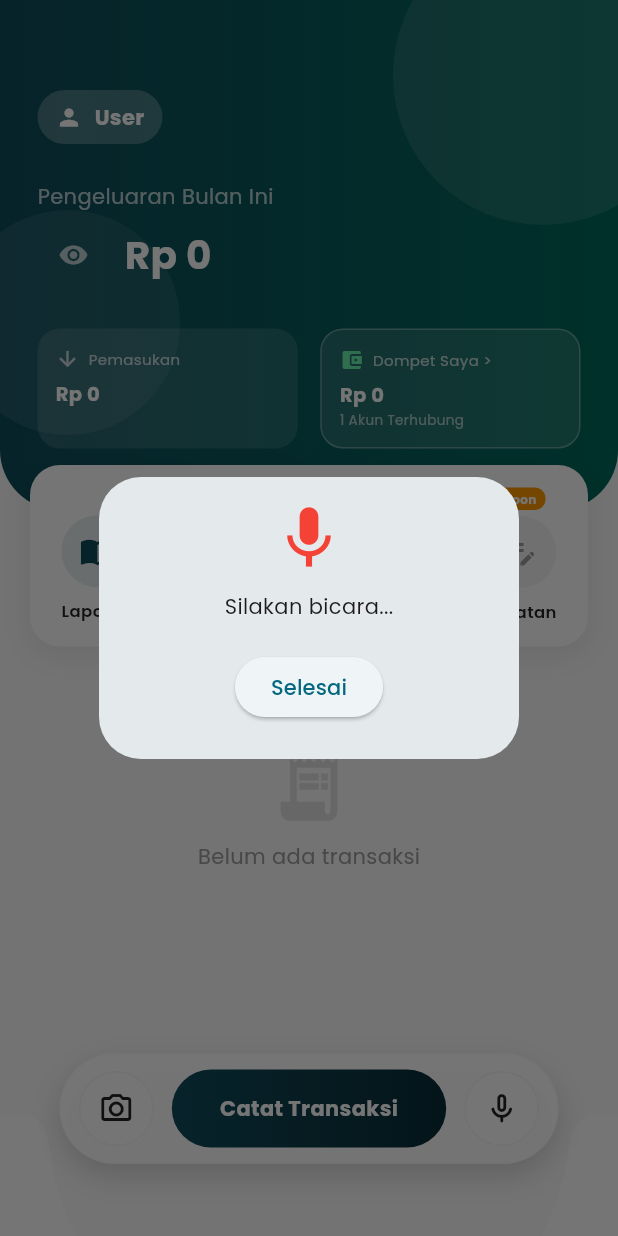
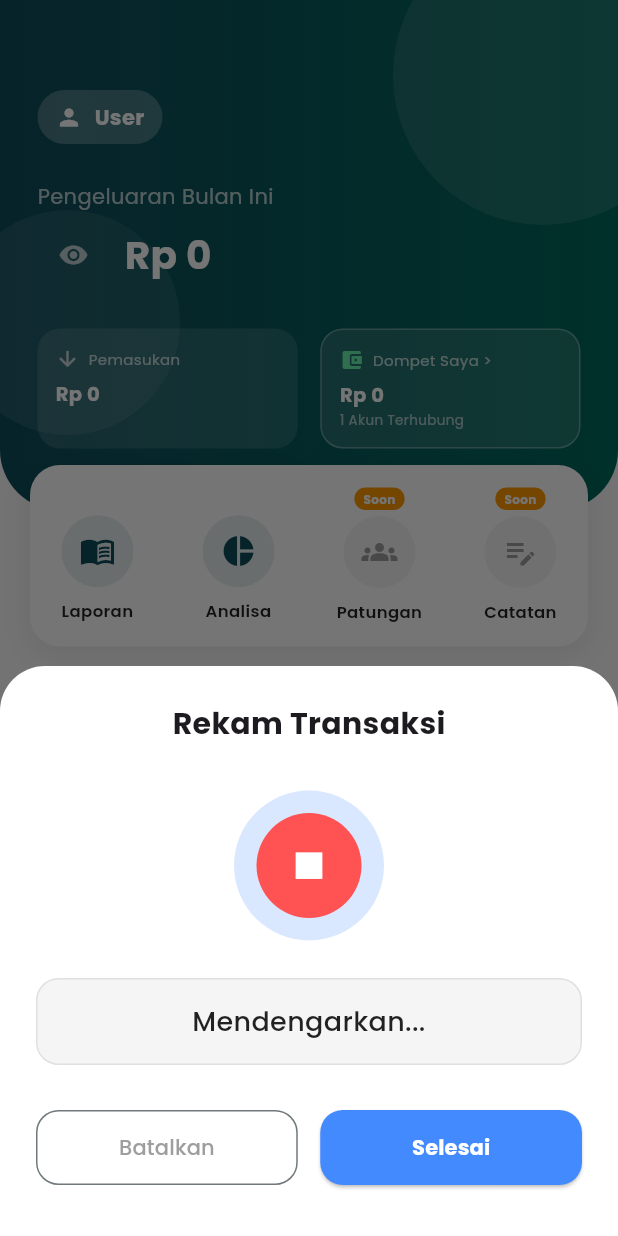
Before and after one commit to RestuAgilYA/artoku_app, a Flutter app: the screen it shows once a user with an empty profile is signed in, after a tap on the "mic none" icon, on a phone screen of 412 x 824 dp. Run offline on Flutter 3.47's test engine with Material 3 defaults, Android fonts, the light colour scheme and no system bars; our stand-ins replace cloud_firestore, firebase_auth, firebase_core, fl_chart, flutter_dotenv, flutter_local_notifications and 12 more; accounts and stored records are empty.

Commit message:
fixing ai module

```diff
--- a/lib/dashboard_screen.dart
+++ b/lib/dashboard_screen.dart
@@ -1,9 +1,7 @@
-import 'dart:io';
 import 'package:flutter/material.dart';
 import 'package:cloud_firestore/cloud_firestore.dart';
 import 'package:firebase_auth/firebase_auth.dart';
 import 'package:image_picker/image_picker.dart';
-import 'package:speech_to_text/speech_to_text.dart' as stt;
 
 import 'profile_screen.dart';
 import 'add_transaction_sheet.dart';
@@ -12,7 +10,7 @@ import 'analysis_screen.dart';
 import 'detail_transaction_screen.dart';
 import 'all_transactions_screen.dart';
 import 'my_wallet_screen.dart';
-import 'gemini_service.dart';
+import 'package:artoku_app/services/ai_transaction_helper.dart';
 
 class DashboardScreen extends StatefulWidget {
   const DashboardScreen({super.key});
@@ -24,11 +22,6 @@ class DashboardScreen extends StatefulWidget {
 class _DashboardScreenState extends State<DashboardScreen> {
   final Color primaryColor = const Color(0xFF0F4C5C);
   bool _isExpenseVisible = true;
-
-  // ALAT INPUT
-  final ImagePicker _picker = ImagePicker();
-  final stt.SpeechToText _speech = stt.SpeechToText();
-  bool _isAnalyzing = false;
 
   // STREAM (Disimpan di state agar tidak refresh/kedip saat setState lain berjalan)
   late Stream<QuerySnapshot> _transactionStream;
@@ -73,112 +66,6 @@ class _DashboardScreenState extends State<DashboardScreen> {
         'isLocked': false,
       });
     }
-  }
-
-  // --- FITUR KAMERA ---
-  Future<void> _handleCameraScan() async {
-    try {
-      final XFile? photo = await _picker.pickImage(
-        source: ImageSource.camera,
-        imageQuality: 50,
-      );
-      if (photo == null) return;
-
-      setState(() => _isAnalyzing = true);
-      if (mounted)
-        ScaffoldMessenger.of(context).showSnackBar(
-          const SnackBar(content: Text("Gemini sedang membaca struk...")),
-        );
-
-      File imageFile = File(photo.path);
-      final result = await GeminiService.scanReceipt(imageFile);
-
-      if (mounted) setState(() => _isAnalyzing = false);
-
-      if (result != null && mounted) {
-        _openAddTransactionWithData(result);
-      } else {
-        if (mounted)
-          ScaffoldMessenger.of(
-            context,
-          ).showSnackBar(const SnackBar(content: Text("Gagal membaca struk.")));
-      }
-    } catch (e) {
-      if (mounted) setState(() => _isAnalyzing = false);
-    }
-  }
-
-  // --- FITUR MIKROFON ---
-  Future<void> _handleVoiceInput() async {
-    bool available = await _speech.initialize(
-      onError: (val) => debugPrint('Speech Error: $val'),
-      onStatus: (val) => debugPrint('Speech Status: $val'),
-    );
-
-    if (available) {
-      if (!mounted) return;
-      String recordedWords = "";
-
-      showDialog(
-        context: context,
-        barrierDismissible: false,
-        builder: (context) => AlertDialog(
-          content: Column(
-            mainAxisSize: MainAxisSize.min,
-            children: [
-              const Icon(Icons.mic, size: 50, color: Colors.red),
-              const SizedBox(height: 10),
-              const Text("Silakan bicara..."),
-              const SizedBox(height: 20),
-              ElevatedButton(
-                onPressed: () {
-                  _speech.stop();
-                  Navigator.pop(context, recordedWords);
-                },
-                child: const Text("Selesai"),
-              ),
-            ],
-          ),
-        ),
-      ).then((finalResult) async {
-        if (finalResult != null && finalResult.toString().isNotEmpty) {
-          setState(() => _isAnalyzing = true);
-          try {
-            final result = await GeminiService.analyzeText(
-              finalResult.toString(),
-            );
-            if (mounted) setState(() => _isAnalyzing = false);
-            if (result != null && mounted) _openAddTransactionWithData(result);
-          } catch (e) {
-            if (mounted) setState(() => _isAnalyzing = false);
-          }
-        }
-      });
-
-      _speech.listen(
-        onResult: (val) => recordedWords = val.recognizedWords,
-        listenFor: const Duration(seconds: 30),
-        localeId: "id_ID",
-      );
-    }
-  }
-
-  void _openAddTransactionWithData(Map<String, dynamic> data) {
-    showModalBottomSheet(
-      context: context,
-      isScrollControlled: true,
-      backgroundColor: Colors.transparent,
-      builder: (context) => AddTransactionSheet(
-        transactionData: {
-          'amount': data['amount'] ?? 0,
-          'category': data['category'] ?? 'Lainnya',
-          'note': data['note'] ?? '',
-          'type': data['type'] ?? 'expense',
-          'date': Timestamp.now(),
-          'suggestedWallet': data['wallet'],
-        },
-      ),
-    );
   }
 
   String _formatRupiah(num number) {
@@ -247,13 +134,6 @@ class _DashboardScreenState extends State<DashboardScreen> {
               ],
             ),
           ),
-          if (_isAnalyzing)
-            Container(
-              color: Colors.black54,
-              child: const Center(
-                child: CircularProgressIndicator(color: Colors.white),
-              ),
-            ),
         ],
       ),
       floatingActionButtonLocation: FloatingActionButtonLocation.centerDocked,
@@ -926,7 +806,10 @@ class _DashboardScreenState extends State<DashboardScreen> {
         mainAxisSize: MainAxisSize.min,
         children: [
           GestureDetector(
-            onTap: _handleCameraScan,
+            onTap: () => AiTransactionHelper.pickAndScanImage(
+              context,
+              ImageSource.camera,
+            ),
             child: _buildCircularIcon(Icons.camera_alt_outlined),
           ),
           const SizedBox(width: 12),
@@ -956,8 +839,9 @@ class _DashboardScreenState extends State<DashboardScreen> {
             ),
           ),
           const SizedBox(width: 12),
+          const SizedBox(width: 12),
           GestureDetector(
-            onTap: _handleVoiceInput,
+            onTap: () => AiTransactionHelper.showVoiceInput(context),
             child: _buildCircularIcon(Icons.mic_none_rounded),
           ),
         ],
--- /dev/null
+++ b/lib/services/ai_transaction_helper.dart
@@ -0,0 +1,315 @@
+import 'dart:io';
+import 'package:flutter/material.dart';
+import 'package:image_picker/image_picker.dart';
+import 'package:speech_to_text/speech_to_text.dart' as stt;
+import 'package:artoku_app/gemini_service.dart';
+import 'package:artoku_app/services/logger_service.dart';
+import 'package:artoku_app/services/ui_helper.dart';
+import 'package:artoku_app/add_transaction_sheet.dart';
+
+class AiTransactionHelper {
+  // --- FUNGSI UNTUK TOMBOL MIC (POPUP SUARA) ---
+  // Diubah menjadi async untuk menunggu hasil dari popup
+  static Future<void> showVoiceInput(BuildContext context) async {
+    // 1. Buka Popup dan tunggu sampai user menekan 'Selesai' atau 'Batal'
+    final String? recordedText = await showModalBottomSheet<String>(
+      context: context,
+      isScrollControlled: true,
+      backgroundColor: Colors.transparent,
+      builder: (ctx) => const _VoiceInputPopup(),
+    );
+
+    // 2. Jika ada teks yang dikembalikan (User klik Selesai), proses di sini
+    // Menggunakan 'context' milik Dashboard yang aman (tidak akan unmounted)
+    if (recordedText != null && recordedText.isNotEmpty) {
+      if (context.mounted) {
+        _processTextToGemini(context, recordedText);
+      }
+    }
+  }
+
+  // --- LOGIKA PROSES GEMINI (Dipisah agar aman) ---
+  static Future<void> _processTextToGemini(
+    BuildContext context,
+    String text,
+  ) async {
+    // Tampilkan Loading di Context Dashboard
+    UIHelper.showLoading(context);
+
+    // Hit Gemini
+    final result = await GeminiService.analyzeText(text);
+
+    // Tutup Loading (Pastikan context masih ada)
+    if (context.mounted) Navigator.pop(context);
+
+    if (result != null && context.mounted) {
+      // Buka Sheet Transaksi
+      _openTransactionSheet(context, result);
+    } else if (context.mounted) {
+      UIHelper.showError(
+        context,
+        "Gagal menganalisa. Coba ulangi dengan kalimat lebih jelas.",
+      );
+    }
+  }
+
+  // --- FUNGSI UNTUK TOMBOL KAMERA (SCAN STRUK) ---
+  static Future<void> pickAndScanImage(
+    BuildContext context,
+    ImageSource source,
+  ) async {
+    final ImagePicker picker = ImagePicker();
+    try {
+      final XFile? image = await picker.pickImage(
+        source: source,
+        imageQuality: 50,
+      );
+
+      if (image != null && context.mounted) {
+        UIHelper.showLoading(context);
+
+        final result = await GeminiService.scanReceipt(File(image.path));
+
+        if (context.mounted) Navigator.pop(context);
+
+        if (result != null && context.mounted) {
+          _openTransactionSheet(context, result);
+        } else if (context.mounted) {
+          UIHelper.showError(context, "Gagal menganalisa gambar.");
+        }
+      }
+    } catch (e) {
+      LoggerService.error("Error Pick Image", e);
+    }
+  }
+
+  static void _openTransactionSheet(
+    BuildContext context,
+    Map<String, dynamic> data,
+  ) {
+    showModalBottomSheet(
+      context: context,
+      isScrollControlled: true,
+      backgroundColor: Colors.transparent,
+      builder: (ctx) => AddTransactionSheet(transactionData: data),
+    );
+  }
+}
+
+// --- WIDGET POPUP SUARA ---
+class _VoiceInputPopup extends StatefulWidget {
+  const _VoiceInputPopup();
+
+  @override
+  State<_VoiceInputPopup> createState() => _VoiceInputPopupState();
+}
+
+class _VoiceInputPopupState extends State<_VoiceInputPopup> {
+  final stt.SpeechToText _speech = stt.SpeechToText();
+  bool _isListening = false;
+  String _text = "Ucapkan sesuatu... (contoh: Makan siang 20 ribu)";
+  // Menyimpan teks valid terakhir agar tidak hilang saat status berubah jadi 'done'
+  String _lastValidText = "";
+  double _soundLevel = 0.0;
+
+  @override
+  void initState() {
+    super.initState();
+    _initSpeech();
+  }
+
+  void _initSpeech() async {
+    bool available = await _speech.initialize(
+      onStatus: (status) {
+        LoggerService.info("Speech Status: $status");
+        if (status == 'done' || status == 'notListening') {
+          if (mounted) setState(() => _isListening = false);
+        }
+      },
+      onError: (val) {
+        LoggerService.error('Speech Error: $val');
+        if (mounted)
+          setState(() => _text = "Gagal mendengar. Cek izin mikrofon.");
+      },
+    );
+
+    if (available) {
+      _startListening();
+    } else {
+      if (mounted) setState(() => _text = "Mikrofon tidak tersedia.");
+    }
+  }
+
+  void _startListening() {
+    setState(() {
+      _isListening = true;
+      _text = "Mendengarkan...";
+    });
+
+    _speech.listen(
+      onResult: (val) {
+        if (mounted) {
+          setState(() {
+            _text = val.recognizedWords;
+            if (_text.isNotEmpty) {
+              _lastValidText = _text; // Simpan teks valid
+            }
+          });
+        }
+      },
+      onSoundLevelChange: (level) {
+        if (mounted) setState(() => _soundLevel = level);
+      },
+      localeId: "id_ID",
+      partialResults: true,
+      listenMode: stt.ListenMode.dictation,
+    );
+  }
+
+  void _stopListening() {
+    _speech.stop();
+    if (mounted) setState(() => _isListening = false);
+  }
+
+  void _finishAndSend() {
+    _stopListening();
+    // Gunakan _lastValidText jika _text kembali ke default atau kosong
+    String finalString =
+        _text == "Mendengarkan..." || _text.contains("Ucapkan sesuatu")
+        ? _lastValidText
+        : _text;
+
+    if (finalString.isEmpty || finalString.contains("Ucapkan sesuatu")) {
+      // Jangan tutup jika belum ada input, beri info saja
+      setState(() => _text = "Belum ada suara terdeteksi, coba lagi.");
+      return;
+    }
+
+    // Kembalikan teks ke Parent (Dashboard) untuk diproses
+    Navigator.pop(context, finalString);
+  }
+
+  @override
+  Widget build(BuildContext context) {
+    return Container(
+      padding: const EdgeInsets.all(24),
+      decoration: const BoxDecoration(
+        color: Colors.white,
+        borderRadius: BorderRadius.vertical(top: Radius.circular(30)),
+      ),
+      child: Column(
+        mainAxisSize: MainAxisSize.min,
+        children: [
+          const Text(
+            "Rekam Transaksi",
+            style: TextStyle(fontSize: 20, fontWeight: FontWeight.bold),
+          ),
+          const SizedBox(height: 30),
+
+          Stack(
+            alignment: Alignment.center,
+            children: [
+              AnimatedContainer(
+                duration: const Duration(milliseconds: 100),
+                width: _isListening
+                    ? 100 + (_soundLevel * 10).clamp(0, 100)
+                    : 100,
+                height: _isListening
+                    ? 100 + (_soundLevel * 10).clamp(0, 100)
+                    : 100,
+                decoration: BoxDecoration(
+                  shape: BoxShape.circle,
+                  color: Colors.blueAccent.withOpacity(0.2),
+                ),
+              ),
+              GestureDetector(
+                onTap: _isListening ? _stopListening : _startListening,
+                child: CircleAvatar(
+                  radius: 35,
+                  backgroundColor: _isListening
+                      ? Colors.redAccent
+                      : Colors.blueAccent,
+                  child: Icon(
+                    _isListening ? Icons.stop : Icons.mic,
+                    color: Colors.white,
+                    size: 35,
+                  ),
+                ),
+              ),
+            ],
+          ),
+
+          const SizedBox(height: 25),
+
+          Container(
+            width: double.infinity,
+            padding: const EdgeInsets.all(15),
+            decoration: BoxDecoration(
+              color: Colors.grey.shade100,
+              borderRadius: BorderRadius.circular(15),
+              border: Border.all(color: Colors.grey.shade300),
+            ),
+            child: Text(
+              _text,
+              textAlign: TextAlign.center,
+              style: TextStyle(
+                color: Colors.black87,
+                fontSize: 18,
+                fontWeight: FontWeight.w500,
+                fontStyle: _text.contains("Ucapkan")
+                    ? FontStyle.italic
+                    : FontStyle.normal,
+              ),
+            ),
+          ),
+
+          const SizedBox(height: 30),
+
+          Row(
+            children: [
+              Expanded(
+                child: OutlinedButton(
+                  onPressed: () {
+                    _speech.stop();
+                    Navigator.pop(context, null); // BATAL: Return null
+                  },
+                  style: OutlinedButton.styleFrom(
+                    padding: const EdgeInsets.symmetric(vertical: 15),
+                    shape: RoundedRectangleBorder(
+                      borderRadius: BorderRadius.circular(15),
+                    ),
+                  ),
+                  child: const Text(
+                    "Batalkan",
+                    style: TextStyle(color: Colors.grey),
+                  ),
+                ),
+              ),
+              const SizedBox(width: 15),
+              Expanded(
+                child: ElevatedButton(
+                  onPressed: _finishAndSend, // Panggil fungsi finish
+                  style: ElevatedButton.styleFrom(
+                    backgroundColor: Colors.blueAccent,
+                    padding: const EdgeInsets.symmetric(vertical: 15),
+                    shape: RoundedRectangleBorder(
+                      borderRadius: BorderRadius.circular(15),
+                    ),
+                  ),
+                  child: const Text(
+                    "Selesai",
+                    style: TextStyle(
+                      color: Colors.white,
+                      fontWeight: FontWeight.bold,
+                    ),
+                  ),
+                ),
+              ),
+            ],
+          ),
+          const SizedBox(height: 10),
+        ],
+      ),
+    );
+  }
+}
```
Also changed, not shown: lib/add_transaction_sheet.dart (+77 -84 lines), lib/gemini_service.dart (+40 -41 lines), 2 other files.
